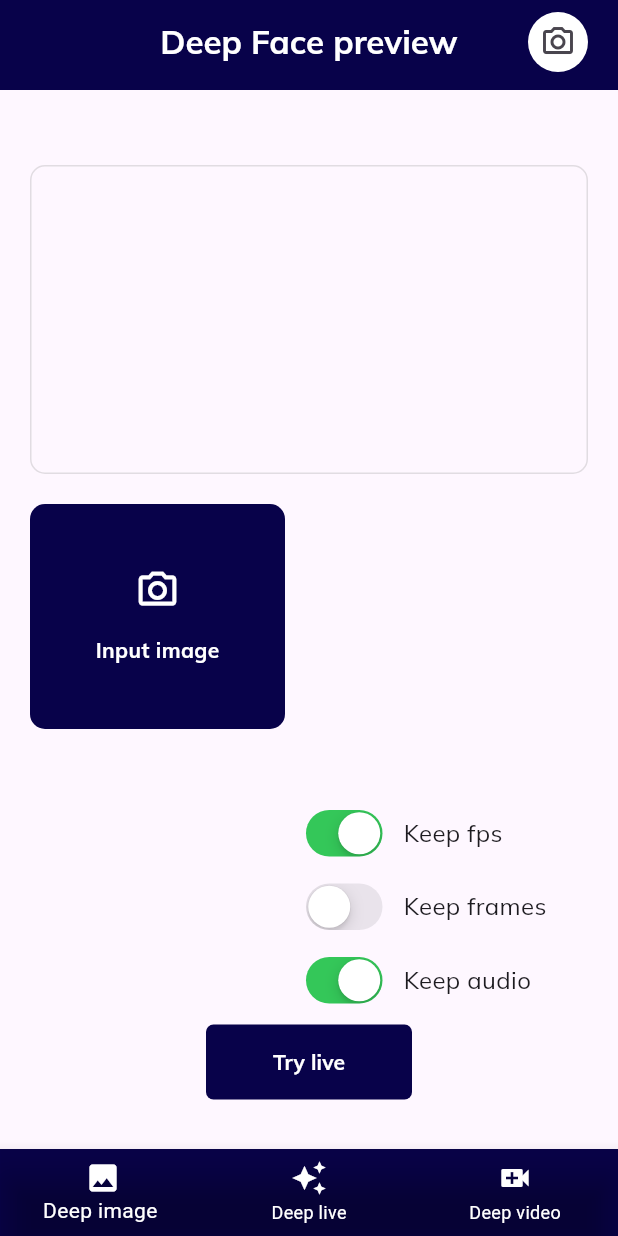
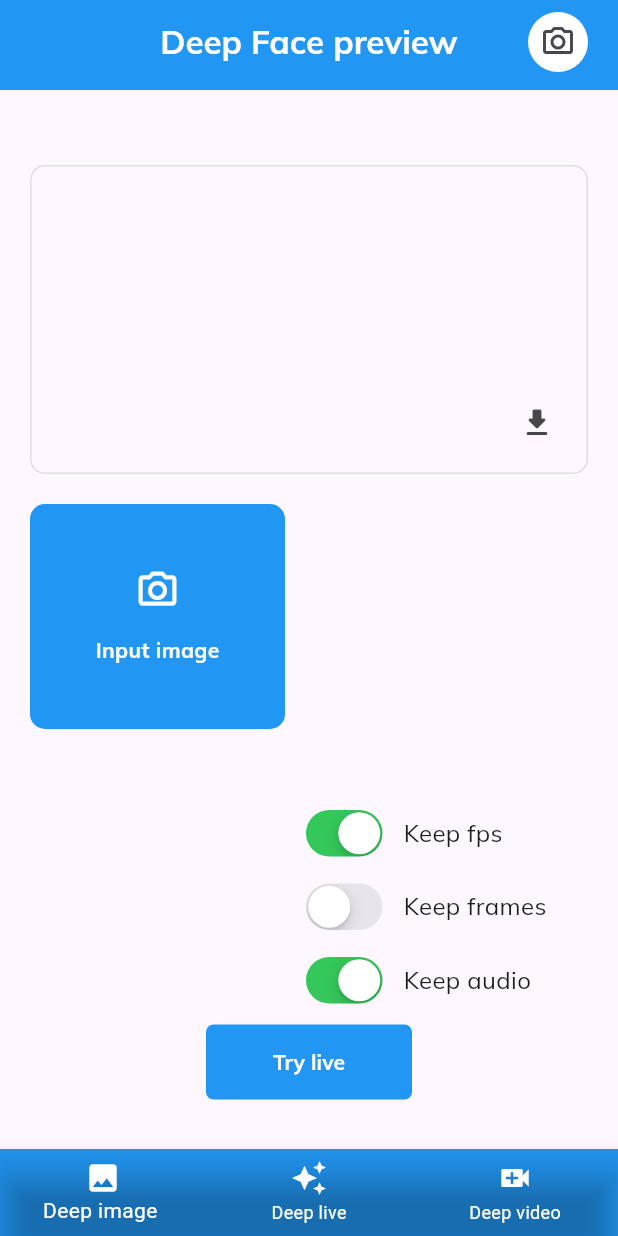
Before and after one commit to nicowalter256/flutter_deep_face_cam, a Flutter app: the screen it shows after launch, item 2 of the bottom bar chosen, on a phone screen of 412 x 824 dp. Run offline on Flutter 3.47's test engine with Material 3 defaults, Android fonts, the phone set to English and light mode, and no system bars; our stand-ins replace google_fonts, image_picker.

Commit message:
fix: added swicthed colors between tabs

```diff
--- a/lib/views/home_screen.dart
+++ b/lib/views/home_screen.dart
@@ -1,5 +1,4 @@
 import 'package:flutter/material.dart';
-import 'package:google_fonts/google_fonts.dart';
 import 'package:image_picker/image_picker.dart';
 import 'package:provider/provider.dart';
 import '../constants/colors.dart';
@@ -31,6 +30,8 @@ class _HomeScreenState extends State<HomeScreen> {
           body: Column(
             children: [
               const SizedBox(height: 50),
+              Stack(
+                children: [
                   Padding(
                     padding: const EdgeInsets.symmetric(horizontal: 20),
                     child: Container(
@@ -45,6 +46,16 @@ class _HomeScreenState extends State<HomeScreen> {
                         ),
                       ),
                     ),
+                  ),
+                  Positioned(
+                    bottom: 10,
+                    right: 30,
+                    child: IconButton(
+                      onPressed: () => {},
+                      icon: const Icon(Icons.download_rounded),
+                    ),
+                  )
+                ],
               ),
               const SizedBox(height: 20),
               Expanded(
@@ -70,7 +81,11 @@ class _HomeScreenState extends State<HomeScreen> {
                         width: size.width / 3,
                         child: CustomButton(
                           name: controller.btnText,
-                          btnColor: blueBG,
+                          btnColor: controller.currentIndex == 0
+                              ? blueBG
+                              : controller.currentIndex == 1
+                                  ? Colors.blue
+                                  : Colors.green,
                           textColor: whiteBG,
                           onPress: () async => {
                             if (controller.currentIndex == 1)
--- a/lib/widgets/app_bar_widget.dart
+++ b/lib/widgets/app_bar_widget.dart
@@ -1,16 +1,26 @@
 import 'package:flutter/material.dart';
 import 'package:google_fonts/google_fonts.dart';
+import 'package:provider/provider.dart';
 
 import '../constants/colors.dart';
+import '../controllers/home_controller.dart';
 
 class AppBarWidget extends StatelessWidget implements PreferredSizeWidget {
   const AppBarWidget({super.key});
 
   @override
   Widget build(BuildContext context) {
+    return Consumer<HomeController>(
+      builder: (BuildContext context, HomeController value, Widget? child) {
+        final controller = context.read<HomeController>();
         return AppBar(
           flexibleSpace: Container(
-        decoration: const BoxDecoration(color: blueBG),
+            decoration: BoxDecoration(
+                color: controller.currentIndex == 0
+                    ? blueBG
+                    : controller.currentIndex == 1
+                        ? Colors.blue
+                        : Colors.green),
           ),
           title: Text(
             "Deep Face preview",
@@ -34,6 +44,8 @@ class AppBarWidget extends StatelessWidget implements PreferredSizeWidget {
             const SizedBox(width: 20),
           ],
         );
+      },
+    );
   }
 
   @override
--- a/lib/widgets/bottom_navigation_widget.dart
+++ b/lib/widgets/bottom_navigation_widget.dart
@@ -12,7 +12,12 @@ class BottomNavigationWidget extends StatelessWidget {
       builder: (BuildContext context, HomeController value, Widget? child) {
         final controller = context.read<HomeController>();
         return Container(
-          decoration: const BoxDecoration(color: blueBG),
+          decoration: BoxDecoration(
+              color: controller.currentIndex == 0
+                  ? blueBG
+                  : controller.currentIndex == 1
+                      ? Colors.blue
+                      : Colors.green),
           child: BottomNavigationBar(
             backgroundColor: Colors.transparent,
             type: BottomNavigationBarType.fixed,
--- a/lib/widgets/process_image.dart
+++ b/lib/widgets/process_image.dart
@@ -209,7 +209,12 @@ class _ProcessImageState extends State<ProcessImage> {
                     height: 150,
                     width: 170,
                     decoration: BoxDecoration(
-                        color: blueBG, borderRadius: BorderRadius.circular(10)),
+                        color: controller.currentIndex == 0
+                            ? blueBG
+                            : controller.currentIndex == 1
+                                ? Colors.blue
+                                : Colors.green,
+                        borderRadius: BorderRadius.circular(10)),
                     padding: const EdgeInsets.all(10),
                     child: Column(
                       mainAxisAlignment: MainAxisAlignment.center,
@@ -291,7 +296,12 @@ class _ProcessImageState extends State<ProcessImage> {
                     height: 150,
                     width: 170,
                     decoration: BoxDecoration(
-                        color: blueBG, borderRadius: BorderRadius.circular(10)),
+                        color: controller.currentIndex == 0
+                            ? blueBG
+                            : controller.currentIndex == 1
+                                ? Colors.blue
+                                : Colors.green,
+                        borderRadius: BorderRadius.circular(10)),
                     padding: const EdgeInsets.all(10),
                     child: Column(
                       mainAxisAlignment: MainAxisAlignment.center,
--- a/lib/widgets/switch_widget.dart
+++ b/lib/widgets/switch_widget.dart
@@ -1,6 +1,7 @@
 import 'package:flutter/cupertino.dart';
 import 'package:google_fonts/google_fonts.dart';
 
+// ignore: must_be_immutable
 class SwitchWidget extends StatefulWidget {
   bool toggler;
   final String title;
--- a/pubspec.yaml
+++ b/pubspec.yaml
@@ -38,6 +38,7 @@ dependencies:
   google_fonts: ^6.2.1
   provider: ^6.1.2
   image_picker: ^1.1.2
+  permission_handler: ^11.3.1
 
 dev_dependencies:
   flutter_test:
```
Also changed, not shown: pubspec.lock, 3 other files. Lines whose indentation alone changed are shown as unchanged.
